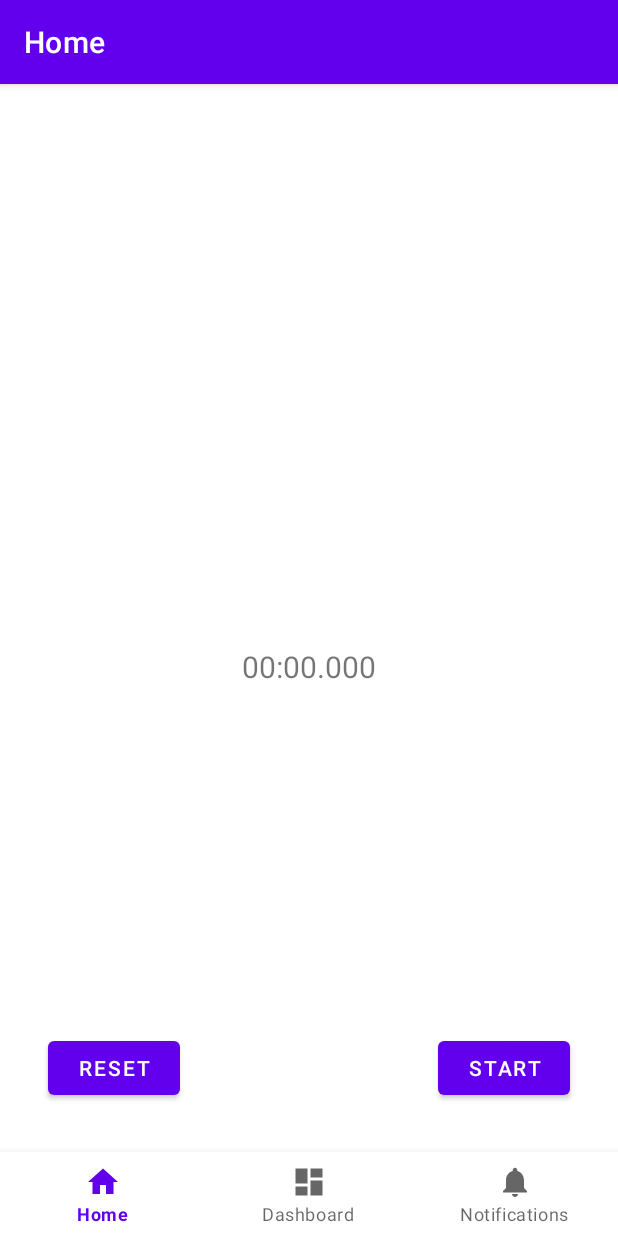
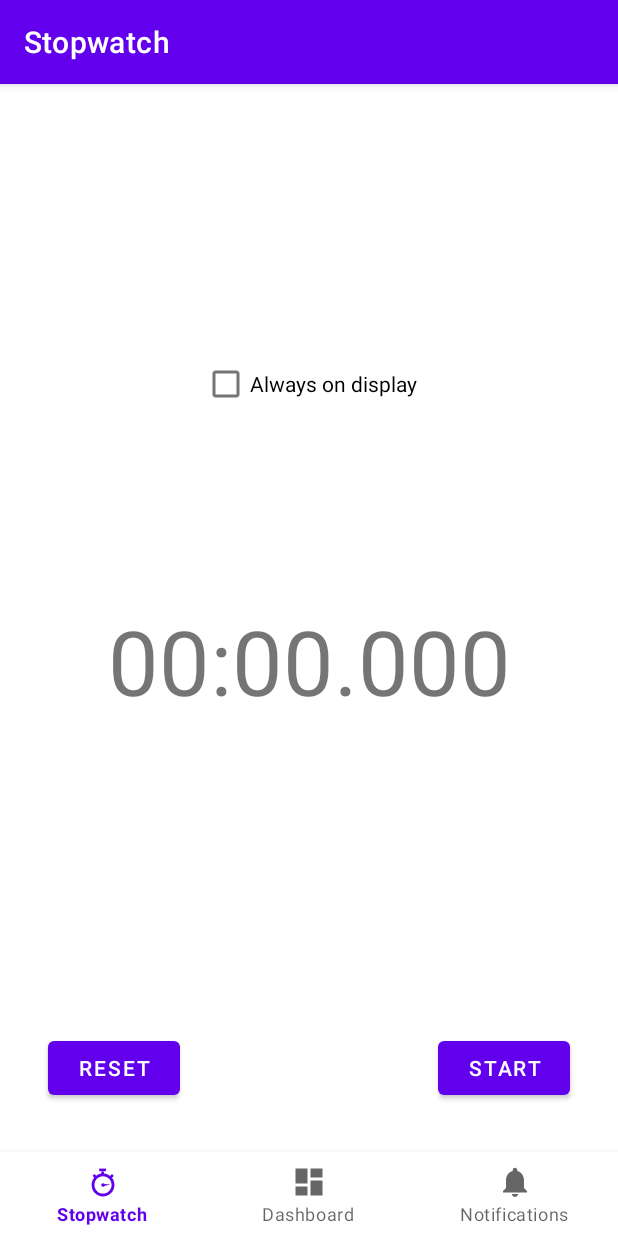
Before and after one commit to DannyVlasenko/sport-timer, an Android app: the screen it shows after launch (MainActivity), on a phone screen of 412 x 824 dp. Run offline under Robolectric (Android 15) with nearby library versions, the phone set to English and light mode, and no system bars; our stand-ins replace navigation-ui.

Commit message:
Always on display

```diff
--- a/app/src/main/java/com/codeachievements/sporttimer/MainActivity.kt
+++ b/app/src/main/java/com/codeachievements/sporttimer/MainActivity.kt
@@ -26,7 +26,7 @@ class MainActivity : AppCompatActivity() {
         // menu should be considered as top level destinations.
         val appBarConfiguration = AppBarConfiguration(
             setOf(
-                R.id.navigation_home, R.id.navigation_dashboard, R.id.navigation_notifications
+                R.id.navigation_stopwatch, R.id.navigation_dashboard, R.id.navigation_notifications
             )
         )
         setupActionBarWithNavController(navController, appBarConfiguration)
--- a/app/src/main/java/com/codeachievements/sporttimer/ui/stopwatch/StopwatchFragment.kt
+++ b/app/src/main/java/com/codeachievements/sporttimer/ui/stopwatch/StopwatchFragment.kt
@@ -4,6 +4,7 @@ import android.os.Bundle
 import android.view.LayoutInflater
 import android.view.View
 import android.view.ViewGroup
+import android.view.WindowManager
 import androidx.fragment.app.Fragment
 import androidx.lifecycle.ViewModelProvider
 import com.codeachievements.sporttimer.databinding.FragmentStopwatchBinding
@@ -11,7 +12,6 @@ import com.codeachievements.sporttimer.databinding.FragmentStopwatchBinding
 class StopwatchFragment : Fragment() {
 
     private var _binding: FragmentStopwatchBinding? = null
-
     // This property is only valid between onCreateView and
     // onDestroyView.
     private val binding get() = _binding!!
@@ -27,6 +27,10 @@ class StopwatchFragment : Fragment() {
         _binding = FragmentStopwatchBinding.inflate(inflater, container, false)
             .apply { startStopButton.setOnClickListener{stopwatchViewModel.onStartStopClicked()} }
             .apply { resetButton.setOnClickListener{stopwatchViewModel.onResetClicked()} }
+            .apply { alwaysOnCheckBox.setOnCheckedChangeListener { _, isChecked ->
+                if (isChecked) {activity?.window?.addFlags(WindowManager.LayoutParams.FLAG_KEEP_SCREEN_ON)}
+                else {activity?.window?.clearFlags(WindowManager.LayoutParams.FLAG_KEEP_SCREEN_ON)}
+            } }
         return binding.root
     }
 
--- a/app/src/main/java/com/codeachievements/sporttimer/ui/stopwatch/StopwatchViewModel.kt
+++ b/app/src/main/java/com/codeachievements/sporttimer/ui/stopwatch/StopwatchViewModel.kt
@@ -31,10 +31,10 @@ class MillisecondTimer {
     }
 
     fun stop(){
+        _timer?.cancel()
+        _timer = null
         _stopTime = _time.value?:0uL
         _isActive.value = false
-        _timer?.cancel()
-        _timer = null
     }
 
     fun reset(){
--- a/app/src/main/res/drawable/ic_home_black_24dp.xml
+++ /dev/null
@@ -1,9 +0,0 @@
-<vector xmlns:android="http://schemas.android.com/apk/res/android"
-        android:width="24dp"
-        android:height="24dp"
-        android:viewportWidth="24.0"
-        android:viewportHeight="24.0">
-    <path
-            android:fillColor="#FF000000"
-            android:pathData="M10,20v-6h4v6h5v-8h3L12,3 2,12h3v8z"/>
-</vector>
--- /dev/null
+++ b/app/src/main/res/drawable/stopwatch.xml
@@ -0,0 +1,21 @@
+<vector xmlns:android="http://schemas.android.com/apk/res/android"
+    android:width="200dp"
+    android:height="200dp"
+    android:viewportWidth="1600"
+    android:viewportHeight="1600">
+  <path
+      android:pathData="m800.7,854.1c-42.2,-0 -76.5,35.1 -76.5,78.5 0,43.4 34.2,78.5 76.5,78.5 30.8,-0 57.4,-18.7 69.5,-45.7l231.8,-43.5l0,-11.6l-235.6,-18.1c-13.4,-22.9 -37.8,-38.2 -65.7,-38.2"
+      android:fillColor="#100f0d"
+      android:strokeColor="#00000000"
+      android:fillType="nonZero"/>
+  <path
+      android:pathData="m800.7,1315.7c-210.9,-0 -382.5,-172.6 -382.5,-384.7 0,-212.1 171.6,-384.7 382.5,-384.7 210.9,-0 382.5,172.6 382.5,384.7 0,212.1 -171.6,384.7 -382.5,384.7zM1197.1,613 L1280.3,537.4 1200.8,448.9 1112.7,528.9c-75.7,-59.6 -168.6,-98 -269.9,-106.4l0,-89.7L724.2,332.8L724.2,426.5C639.2,439.5 561.1,473.7 495.4,523.7l-68.9,-76.7 -88,80 71.2,79.3C337,694.5 293.3,807.7 293.3,931 293.3,1212.4 520.9,1441.3 800.7,1441.3c279.7,-0 507.3,-228.9 507.3,-510.3 0,-120.2 -41.5,-230.7 -110.9,-318"
+      android:fillColor="#100f0d"
+      android:strokeColor="#00000000"
+      android:fillType="nonZero"/>
+  <path
+      android:pathData="M936.5,204L630.5,204L630.5,320.2L936.5,320.2L936.5,204"
+      android:fillColor="#100f0d"
+      android:strokeColor="#00000000"
+      android:fillType="nonZero"/>
+</vector>
--- a/app/src/main/res/layout/fragment_stopwatch.xml
+++ b/app/src/main/res/layout/fragment_stopwatch.xml
@@ -15,11 +15,11 @@
             android:layout_marginTop="8dp"
             android:layout_marginEnd="8dp"
             android:textAlignment="center"
-            android:textSize="20sp"
+            android:textSize="60sp"
             app:layout_constraintEnd_toEndOf="parent"
             app:layout_constraintStart_toStartOf="parent"
             app:layout_constraintTop_toTopOf="parent"
-            app:layout_constraintBottom_toBottomOf="parent"/>
+            app:layout_constraintBottom_toBottomOf="parent" android:layout_marginBottom="8dp"/>
     <Button
             android:text="@string/start_button_text"
             android:layout_width="wrap_content"
@@ -33,4 +33,12 @@
             android:layout_height="wrap_content" android:id="@+id/reset_button"
             app:layout_constraintStart_toStartOf="parent" android:layout_marginStart="32dp"
             app:layout_constraintBottom_toBottomOf="parent" android:layout_marginBottom="32dp"/>
+    <CheckBox
+            android:text="@string/always_on_display"
+            android:layout_width="wrap_content"
+            android:layout_height="wrap_content" android:id="@+id/always_on_check_box"
+            app:layout_constraintTop_toTopOf="parent" app:layout_constraintEnd_toEndOf="parent"
+            app:layout_constraintStart_toStartOf="parent"
+            android:layout_marginStart="8dp" android:layout_marginEnd="8dp"
+            app:layout_constraintBottom_toTopOf="@+id/time_text_view"/>
 </androidx.constraintlayout.widget.ConstraintLayout>
--- a/app/src/main/res/menu/bottom_nav_menu.xml
+++ b/app/src/main/res/menu/bottom_nav_menu.xml
@@ -2,9 +2,9 @@
 <menu xmlns:android="http://schemas.android.com/apk/res/android">
 
     <item
-            android:id="@+id/navigation_home"
-            android:icon="@drawable/ic_home_black_24dp"
-            android:title="@string/title_home"/>
+            android:id="@+id/navigation_stopwatch"
+            android:icon="@drawable/stopwatch"
+            android:title="@string/title_stopwatch"/>
 
     <item
             android:id="@+id/navigation_dashboard"
--- a/app/src/main/res/navigation/mobile_navigation.xml
+++ b/app/src/main/res/navigation/mobile_navigation.xml
@@ -3,12 +3,12 @@
             xmlns:app="http://schemas.android.com/apk/res-auto"
             xmlns:tools="http://schemas.android.com/tools"
             android:id="@+id/mobile_navigation"
-            app:startDestination="@+id/navigation_home">
+            app:startDestination="@+id/navigation_stopwatch">
 
     <fragment
-            android:id="@+id/navigation_home"
+            android:id="@+id/navigation_stopwatch"
             android:name="com.codeachievements.sporttimer.ui.stopwatch.StopwatchFragment"
-            android:label="@string/title_home"
+            android:label="@string/title_stopwatch"
             tools:layout="@layout/fragment_stopwatch"/>
 
     <fragment
--- a/app/src/main/res/values/strings.xml
+++ b/app/src/main/res/values/strings.xml
@@ -1,9 +1,10 @@
 <resources>
     <string name="app_name">Sport Timer</string>
-    <string name="title_home">Home</string>
+    <string name="title_stopwatch">Stopwatch</string>
     <string name="title_dashboard">Dashboard</string>
     <string name="title_notifications">Notifications</string>
     <string name="start_button_text">Start</string>
     <string name="stop_button_text">Stop</string>
     <string name="reset_button_text">Reset</string>
+    <string name="always_on_display">Always on display</string>
 </resources>
```
